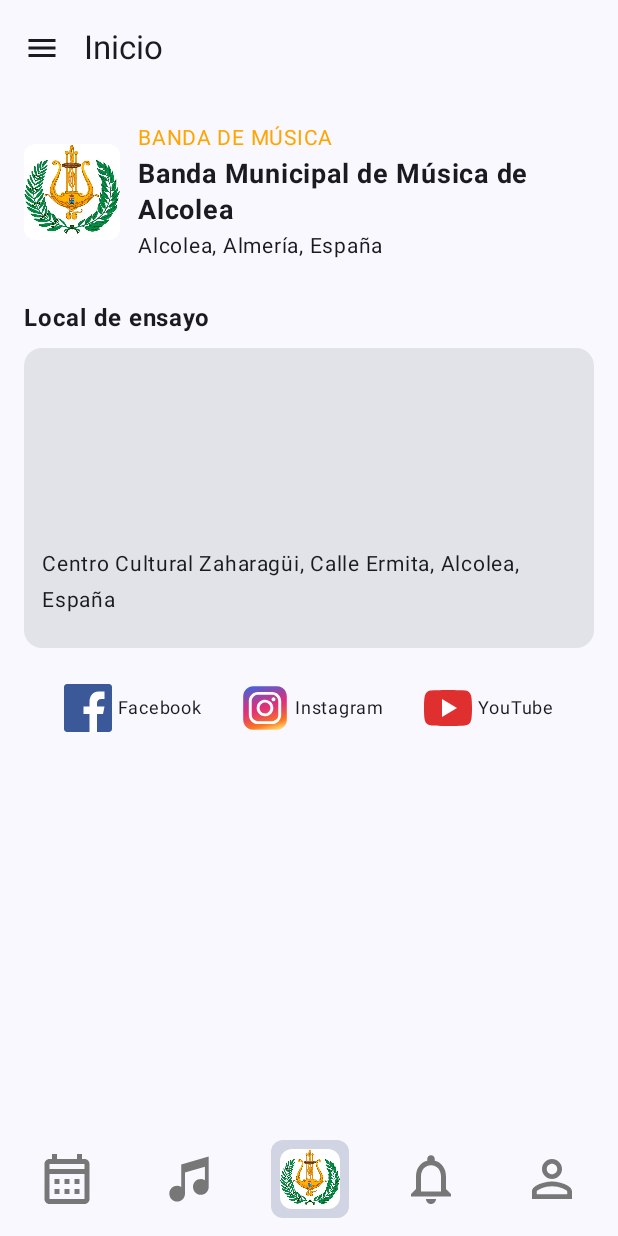
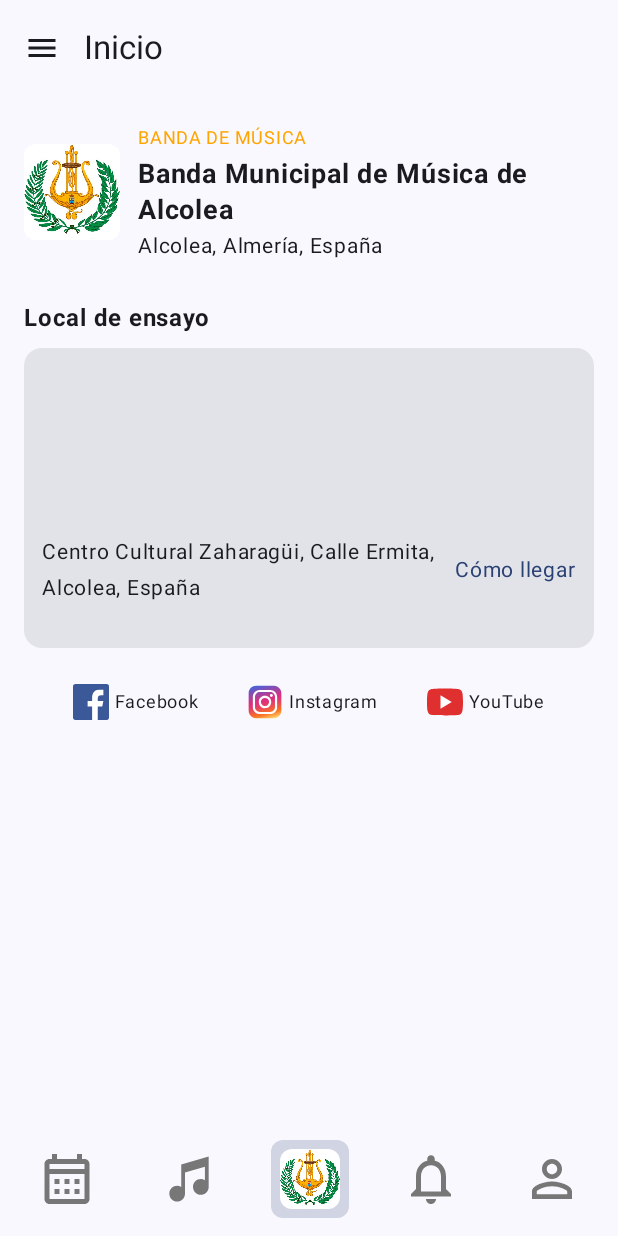
Before and after one commit to JavierPC28/PI_MusicaInCrescendo, an Android app built with Jetpack Compose: the home screen opened through its navigation route, on a phone screen of 412 x 824 dp. Run offline under Robolectric (Android 15) with nearby library versions, the phone set to English and light mode, and no system bars; our stand-ins replace Firebase (no records; nobody signed in at launch, a user with empty details on screens opened directly), accompanist.

Commit message:
v5.1.0 (enlace a la dirección del local de ensayo)

```diff
--- a/app/src/main/java/org/iesalandalus/pi_musicaincrescendo/ui/main/HomeScreen.kt
+++ b/app/src/main/java/org/iesalandalus/pi_musicaincrescendo/ui/main/HomeScreen.kt
@@ -27,7 +27,7 @@ import org.iesalandalus.pi_musicaincrescendo.R
 fun HomeScreen() {
     val context = LocalContext.current
     // Tamaño común para los iconos de redes sociales
-    val socialIconSize = 32.dp
+    val socialIconSize = 24.dp
 
     Column(
         modifier = Modifier
@@ -45,13 +45,13 @@ fun HomeScreen() {
                 contentDescription = "Icono Banda de Alcolea",
                 modifier = Modifier
                     .size(64.dp)
-                    .clip(RoundedCornerShape(8.dp))
+                    .clip(RoundedCornerShape(8.dp)) // Bordes redondeados
             )
             Spacer(modifier = Modifier.width(12.dp))
             Column {
                 Text(
                     text = "BANDA DE MÚSICA",
-                    fontSize = 14.sp,
+                    fontSize = 12.sp,
                     color = Color(0xFFFFA500)
                 )
                 Text(
@@ -90,14 +90,16 @@ fun HomeScreen() {
                 Spacer(modifier = Modifier.height(12.dp))
                 Row(
                     verticalAlignment = Alignment.CenterVertically,
-                    horizontalArrangement = Arrangement.SpaceBetween,
                     modifier = Modifier.fillMaxWidth()
                 ) {
                     Text(
                         text = "Centro Cultural Zaharagüi, Calle Ermita, Alcolea, España",
                         fontSize = 14.sp,
                         maxLines = 2,
-                        overflow = TextOverflow.Ellipsis // Para ajustar a dos líneas
+                        overflow = TextOverflow.Ellipsis,
+                        modifier = Modifier
+                            .weight(1f)
+                            .padding(end = 12.dp)
                     )
                     Text(
                         text = "Cómo llegar",
```
